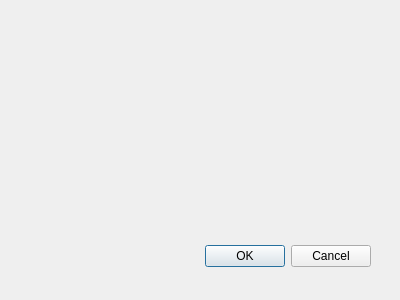
Before: the Qt Designer form geovcs/asset/form/dialog_create_branch.ui in teofilosalgado/geovcs-qgis-plugin, drawn with Qt 5.
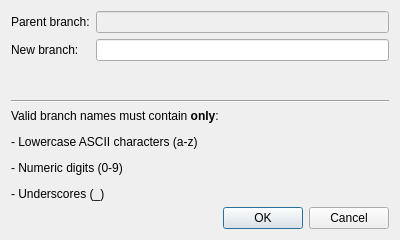
After: the same form once the commit is applied.

```diff
--- a/geovcs/asset/form/dialog_create_branch.ui
+++ b/geovcs/asset/form/dialog_create_branch.ui
@@ -7,28 +7,87 @@
     <x>0</x>
     <y>0</y>
     <width>400</width>
-    <height>300</height>
+    <height>240</height>
    </rect>
   </property>
+  <property name="sizePolicy">
+   <sizepolicy hsizetype="Minimum" vsizetype="Minimum">
+    <horstretch>0</horstretch>
+    <verstretch>0</verstretch>
+   </sizepolicy>
+  </property>
+  <property name="maximumSize">
+   <size>
+    <width>400</width>
+    <height>240</height>
+   </size>
+  </property>
   <property name="windowTitle">
    <string>Dialog</string>
   </property>
-  <widget class="QDialogButtonBox" name="buttonBox">
-   <property name="geometry">
-    <rect>
-     <x>30</x>
-     <y>240</y>
-     <width>341</width>
-     <height>32</height>
-    </rect>
-   </property>
-   <property name="orientation">
-    <enum>Qt::Orientation::Horizontal</enum>
-   </property>
-   <property name="standardButtons">
-    <set>QDialogButtonBox::StandardButton::Cancel|QDialogButtonBox::StandardButton::Ok</set>
-   </property>
-  </widget>
+  <property name="sizeGripEnabled">
+   <bool>false</bool>
+  </property>
+  <layout class="QVBoxLayout" name="verticalLayout">
+   <item>
+    <layout class="QFormLayout" name="formLayout">
+     <item row="0" column="0">
+      <widget class="QLabel" name="label_parent_branch">
+       <property name="text">
+        <string>Parent branch:</string>
+       </property>
+      </widget>
+     </item>
+     <item row="0" column="1">
+      <widget class="QLineEdit" name="edit_parent_branch">
+       <property name="enabled">
+        <bool>false</bool>
+       </property>
+      </widget>
+     </item>
+     <item row="1" column="0">
+      <widget class="QLabel" name="label_new_branch">
+       <property name="text">
+        <string>New branch:</string>
+       </property>
+      </widget>
+     </item>
+     <item row="1" column="1">
+      <widget class="QLineEdit" name="edit_new_branch"/>
+     </item>
+    </layout>
+   </item>
+   <item>
+    <widget class="Line" name="line">
+     <property name="orientation">
+      <enum>Qt::Orientation::Horizontal</enum>
+     </property>
+    </widget>
+   </item>
+   <item>
+    <widget class="QLabel" name="label_help">
+     <property name="sizePolicy">
+      <sizepolicy hsizetype="Expanding" vsizetype="Minimum">
+       <horstretch>0</horstretch>
+       <verstretch>0</verstretch>
+      </sizepolicy>
+     </property>
+     <property name="text">
+      <string>&lt;html&gt;&lt;head/&gt;&lt;body&gt;&lt;p&gt;Valid branch names must contain &lt;span style=&quot; font-weight:700;&quot;&gt;only&lt;/span&gt;:&lt;/p&gt;&lt;p&gt;- Lowercase ASCII characters (a-z)&lt;/p&gt;&lt;p&gt;- Numeric digits (0-9)&lt;/p&gt;&lt;p&gt;- Underscores (_)&lt;/p&gt;&lt;/body&gt;&lt;/html&gt;</string>
+     </property>
+    </widget>
+   </item>
+   <item>
+    <widget class="QDialogButtonBox" name="buttonBox">
+     <property name="orientation">
+      <enum>Qt::Orientation::Horizontal</enum>
+     </property>
+     <property name="standardButtons">
+      <set>QDialogButtonBox::StandardButton::Cancel|QDialogButtonBox::StandardButton::Ok</set>
+     </property>
+    </widget>
+   </item>
+  </layout>
  </widget>
  <resources/>
  <connections>
```
Left out of the diff: 2 changed lines with no effect on the pictures.
